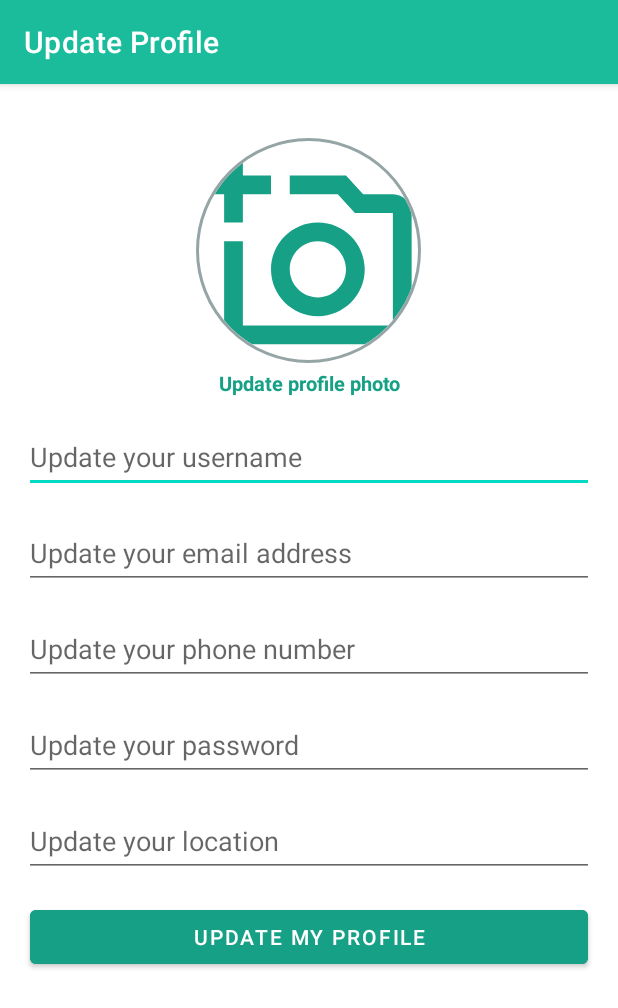
After one commit to SteveDexter24/CSCI3310-Project, an Android app: the EditProfileActivity screen opened directly, with no data from a screen before it, on a phone screen of 412 x 824 dp. The commit adds this screen. Shown: the top 1008 px of the screen. Run offline under Robolectric (Android 15) with nearby library versions, the phone set to English and light mode, and no system bars; our stand-ins replace CircleImageView, Room's generated code; pictures from the network do not load; 6 statements that could not run were skipped.

Commit message:
Update user profile screen

```diff
--- a/app/src/main/AndroidManifest.xml
+++ b/app/src/main/AndroidManifest.xml
@@ -9,6 +9,9 @@
         android:roundIcon="@mipmap/ic_launcher_round"
         android:supportsRtl="true"
         android:theme="@style/Theme.EcoSell">
+        <activity
+            android:name=".EditProfileActivity"
+            android:exported="false" />
         <activity
             android:name=".MyListingsActivity"
             android:exported="false" />
--- /dev/null
+++ b/app/src/main/java/com/yolo/ecosell/EditProfileActivity.java
@@ -0,0 +1,76 @@
+package com.yolo.ecosell;
+
+import androidx.annotation.Nullable;
+import androidx.appcompat.app.AppCompatActivity;
+import androidx.lifecycle.ViewModelProvider;
+
+import android.content.Intent;
+import android.net.Uri;
+import android.os.Bundle;
+import android.provider.MediaStore;
+import android.widget.Button;
+import android.widget.EditText;
+import android.widget.ImageView;
+
+import com.bumptech.glide.Glide;
+
+import model.User;
+import model.UserViewModel;
+
+public class EditProfileActivity extends AppCompatActivity {
+
+    private EditText usernameEditText, emailEditText, passwordEditText, phoneNumberEditText, locationEditText;
+    private Button updateProfileButton;
+    private ImageView profileImageView;
+    private UserViewModel userViewModel;
+    private Uri imageUri;
+
+    @Override
+    protected void onCreate(Bundle savedInstanceState) {
+        super.onCreate(savedInstanceState);
+        getSupportActionBar().setTitle("Update Profile");
+        setContentView(R.layout.activity_edit_profile);
+        usernameEditText = findViewById(R.id.edit_username);
+        emailEditText = findViewById(R.id.edit_email);
+        passwordEditText = findViewById(R.id.edit_password);
+        phoneNumberEditText = findViewById(R.id.edit_phone);
+        locationEditText = findViewById(R.id.edit_location);
+        profileImageView = findViewById(R.id.edit_profile_profile_image);
+        updateProfileButton = findViewById(R.id.edit_profile_button);
+
+        getImage();
+
+        userViewModel = new ViewModelProvider.AndroidViewModelFactory(this.getApplication())
+                .create(UserViewModel.class);
+
+        userViewModel.getAllUsers().observe(this, users -> {
+            User user = users.get(0);
+            Glide.with(this).load(user.getImageUrl()).into(profileImageView);
+            usernameEditText.setText(user.getUsername());
+            emailEditText.setText(user.getEmail());
+            phoneNumberEditText.setText(user.getMobile());
+            locationEditText.setText(user.getLocation());
+        });
+
+        updateProfileButton.setOnClickListener(view -> {
+            // Update User
+        });
+    }
+
+    private void getImage() {
+        profileImageView.setOnClickListener(view -> {
+            Intent imageLibrary = new Intent(Intent.ACTION_PICK, MediaStore.Images.Media.EXTERNAL_CONTENT_URI);
+            startActivityForResult(imageLibrary, 2);
+        });
+    }
+
+    @Override
+    protected void onActivityResult(int requestCode, int resultCode, @Nullable Intent data){
+        super.onActivityResult(requestCode, resultCode, data);
+
+        if(requestCode == 2 && resultCode == RESULT_OK && data != null){
+            imageUri = data.getData();
+            profileImageView.setImageURI(imageUri);
+        }
+    }
+}
--- /dev/null
+++ b/app/src/main/res/layout/activity_edit_profile.xml
@@ -0,0 +1,130 @@
+<?xml version="1.0" encoding="utf-8"?>
+<androidx.constraintlayout.widget.ConstraintLayout xmlns:android="http://schemas.android.com/apk/res/android"
+    xmlns:app="http://schemas.android.com/apk/res-auto"
+    xmlns:tools="http://schemas.android.com/tools"
+    android:layout_width="match_parent"
+    android:layout_height="match_parent"
+    tools:context=".EditProfileActivity">
+
+    <LinearLayout
+        android:id="@+id/signup_layout"
+        android:layout_width="match_parent"
+        android:layout_height="match_parent"
+        android:orientation="vertical"
+        android:padding="16dp">
+
+        <de.hdodenhof.circleimageview.CircleImageView
+            android:id="@+id/edit_profile_profile_image"
+            android:layout_width="150dp"
+            android:layout_height="150dp"
+            android:layout_gravity="center_horizontal"
+            android:layout_marginHorizontal="20dp"
+            android:layout_marginTop="20dp"
+            android:adjustViewBounds="false"
+            android:background="@null"
+            android:backgroundTint="@android:color/transparent"
+            android:clickable="true"
+            android:contentDescription="@string/image_button"
+            android:cropToPadding="false"
+            android:focusable="true"
+            app:civ_border_width="2dp"
+            app:civ_border_color="#95a5a6"
+            android:hapticFeedbackEnabled="false"
+            android:scaleType="centerCrop"
+            android:src="@drawable/signup_add_profile_image"
+            tools:ignore="SpeakableTextPresentCheck" />
+
+        <TextView
+            android:layout_width="match_parent"
+            android:layout_height="wrap_content"
+            android:text="@string/change_profile_photo"
+            android:gravity="center_horizontal"
+            android:layout_marginTop="4dp"
+            android:textColor="@color/primary_variant"
+            android:textSize="13sp"
+            android:textStyle="bold"/>
+
+        <ProgressBar
+            android:id="@+id/edit_progress"
+            style="?android:attr/progressBarStyleLarge"
+            android:layout_gravity="center_horizontal"
+            android:visibility="gone"
+            android:layout_width="wrap_content"
+            android:layout_height="wrap_content"/>
+
+        <LinearLayout
+            android:orientation="vertical"
+            android:id="@+id/edit_profile_form"
+            android:layout_width="match_parent"
+            android:layout_height="wrap_content">
+
+            <AutoCompleteTextView
+                android:id="@+id/edit_username"
+                android:layout_width="match_parent"
+                android:layout_height="wrap_content"
+                android:hint="@string/edit_username"
+                android:maxLines="1"
+                android:minHeight="48dp"
+                android:layout_marginTop="16dp"
+                tools:ignore="TextContrastCheck" />
+
+            <AutoCompleteTextView
+                android:id="@+id/edit_email"
+                android:layout_width="match_parent"
+                android:layout_height="wrap_content"
+                android:hint="@string/edit_email_address"
+                android:inputType="textEmailAddress"
+                android:maxLines="1"
+                android:minHeight="48dp"
+                android:layout_marginTop="16dp"
+                tools:ignore="TextContrastCheck" />
+
+            <AutoCompleteTextView
+                android:id="@+id/edit_phone"
+                android:layout_width="match_parent"
+                android:layout_height="wrap_content"
+                android:hint="Update your phone number"
+                android:inputType="textEmailAddress"
+                android:maxLines="1"
+                android:minHeight="48dp"
+                android:layout_marginTop="16dp"
+                tools:ignore="TextContrastCheck" />
+
+            <EditText
+                android:id="@+id/edit_password"
+                android:layout_width="match_parent"
+                android:layout_height="wrap_content"
+                android:layout_marginTop="16dp"
+                android:hint="@string/change_password"
+                android:inputType="textPassword"
+                android:maxLines="1"
+                android:minHeight="48dp"
+                tools:ignore="TextContrastCheck"
+                android:importantForAutofill="no" />
+
+            <AutoCompleteTextView
+                android:id="@+id/edit_location"
+                android:layout_width="match_parent"
+                android:layout_height="wrap_content"
+                android:hint="@string/change_location"
+                android:maxLines="1"
+                android:minHeight="48dp"
+                android:layout_marginTop="16dp"
+                tools:ignore="TextContrastCheck" />
+
+            <Button
+                android:id="@+id/edit_profile_button"
+                android:layout_width="match_parent"
+                android:layout_height="wrap_content"
+                android:layout_marginTop="16dp"
+                android:backgroundTint="@color/primary_variant"
+                android:text="@string/update_profile"
+                android:textColor="@color/white"
+                app:cornerRadius="4dp"
+                android:layout_marginHorizontal="4dp"
+                tools:ignore="TextContrastCheck" />
+        </LinearLayout>
+
+    </LinearLayout>
+
+</androidx.constraintlayout.widget.ConstraintLayout>
--- a/app/src/main/res/values/strings.xml
+++ b/app/src/main/res/values/strings.xml
@@ -39,4 +39,10 @@
     <string name="me_listings_string">Listings</string>
     <string name="me_payment_string">Payment</string>
     <string name="enter_phone_number">Enter your phone number</string>
+    <string name="change_profile_photo">Update profile photo</string>
+    <string name="edit_username">Update your username</string>
+    <string name="edit_email_address">Update your email address</string>
+    <string name="update_profile">Update my profile</string>
+    <string name="change_password">Update your password</string>
+    <string name="change_location">Update your location</string>
 </resources>
```
